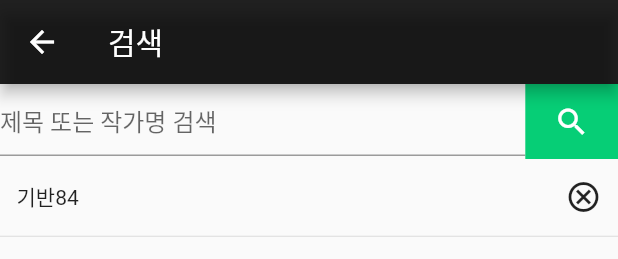
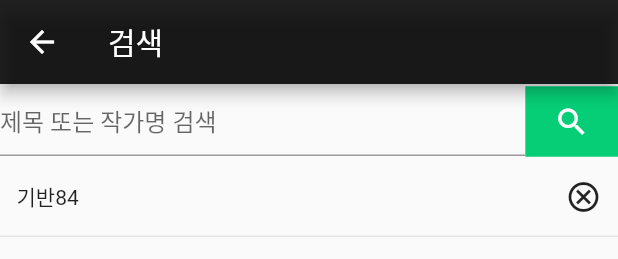
Before and after one commit to 1000bang/naverwebtoon, a Flutter app: the MainAppBar widget shown alone on an empty page, opened directly, after a tap on the "search" icon, on a phone screen of 412 x 824 dp. Shown: the top 259 px of the screen. Run offline on Flutter 3.47's test engine with Material 2 defaults, Android fonts, the phone set to English and light mode, and no system bars; our stand-ins replace carousel_slider, webview_flutter.

Commit message:
search screen last update

```diff
--- a/lib/components/main_appbar.dart
+++ b/lib/components/main_appbar.dart
@@ -21,7 +21,9 @@ class MainAppBar extends StatelessWidget {
                 onTap: (){
                   Navigator.pushNamed(context, "/search");
                 },
-                child: Icon(icons, color: Colors.black87,))
+                child: Padding(
+                    padding: EdgeInsets.all(8.0),
+                    child: Icon(icons, color: Colors.black87,)))
           ],
         ),
       ),
--- a/lib/pages/more_pages/search_screen.dart
+++ b/lib/pages/more_pages/search_screen.dart
@@ -65,7 +65,7 @@ hintText: "제목 또는 작가명 검색",
             });
           },
           child: Container(
-            height: 50,
+            height: 47,
             width: getBodyWidth(context) *0.15,
             color: kAccentColor,
             child: Icon(Icons.search, color: Colors.white,),
```
Also changed, not shown: 3 other files.
